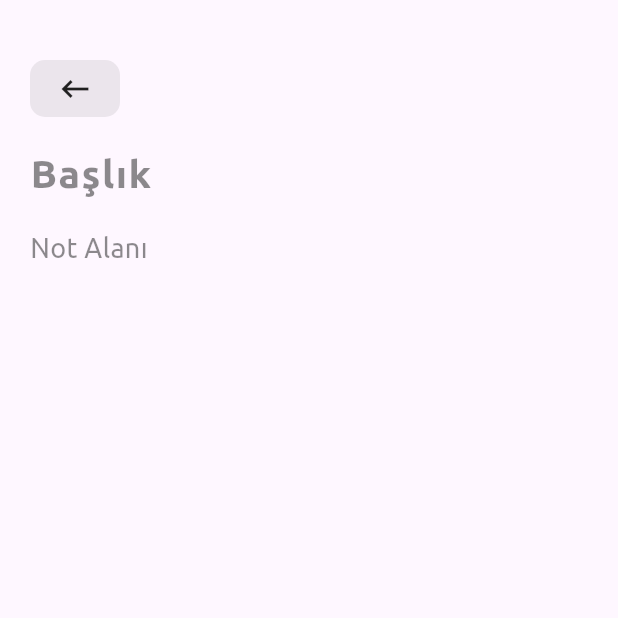
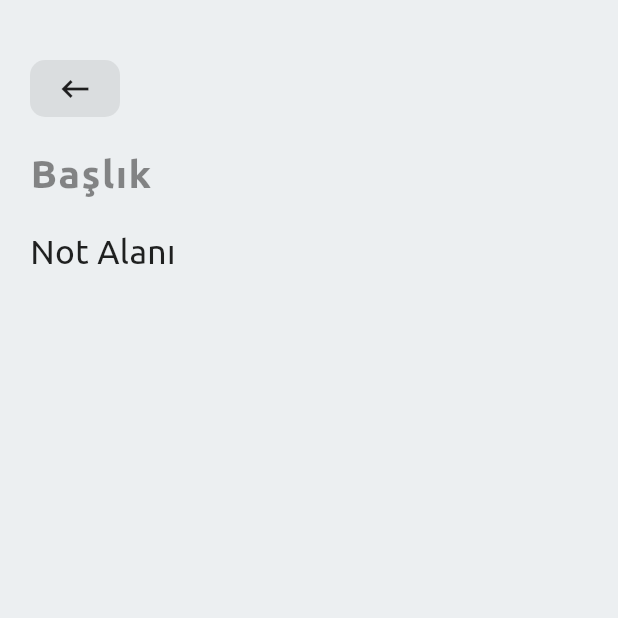
Before and after one commit to yunusicoglu/notebook, a Flutter app: the screen it shows after launch, after a tap on the "add" icon, after a tap on "(Başlıksız)", on a phone screen of 412 x 824 dp, the top half of it. Run offline on Flutter 3.47's test engine with Material 3 defaults, Android fonts, the light colour scheme and no system bars; our stand-ins replace cloud_firestore, firebase_core; accounts and stored records are empty.

Commit message:
08.08.2024 - Updated

```diff
--- a/notebook/lib/note_content_sections/content_note_section.dart
+++ b/notebook/lib/note_content_sections/content_note_section.dart
@@ -68,7 +68,7 @@ class _ContentNoteSectionState extends State<ContentNoteSection> {
                               widget.onContentChange(content);
                             },
                             style: const TextStyle(
-                              fontSize: 18,
+                              fontSize: 19.4,
                             ),
                             decoration:
                                 const InputDecoration(border: InputBorder.none),
@@ -86,10 +86,10 @@ class _ContentNoteSectionState extends State<ContentNoteSection> {
                                     : 'Not Alanı',
                                 style: _controller.text.isNotEmpty
                                     ? const TextStyle(
-                                        fontSize: 18,
+                                        fontSize: 20,
                                       )
                                     : const TextStyle(
-                                        fontSize: 18, color: Colors.black45)),
+                                        fontSize: 22.4, color: Colors.black87)),
                           ),
                         ),
                 )
@@ -106,7 +106,7 @@ class _ContentNoteSectionState extends State<ContentNoteSection> {
                       ),
                       child: InkWell(
                           borderRadius: BorderRadius.circular(10),
-                          highlightColor: Colors.black12,
+                          highlightColor: Colors.black26,
                           onTap: () {
                             //veritabaninda guncelle
                             widget.updateNote();
--- a/notebook/lib/screens/note_content_screen.dart
+++ b/notebook/lib/screens/note_content_screen.dart
@@ -62,6 +62,7 @@ class _NoteContentState extends State<NoteContentScreen> {
   @override
   Widget build(BuildContext context) {
     return Scaffold(
+      backgroundColor: Colors.blueGrey[50],
       body: Column(
         children: <Widget>[
           ContentTopSection(
```
